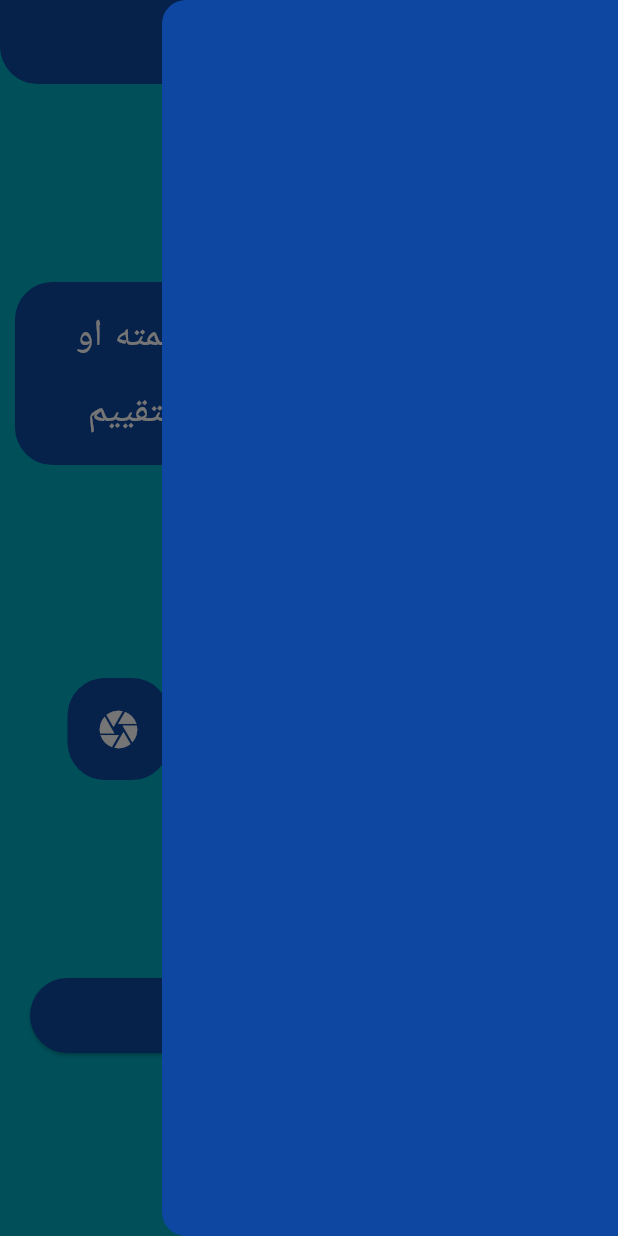
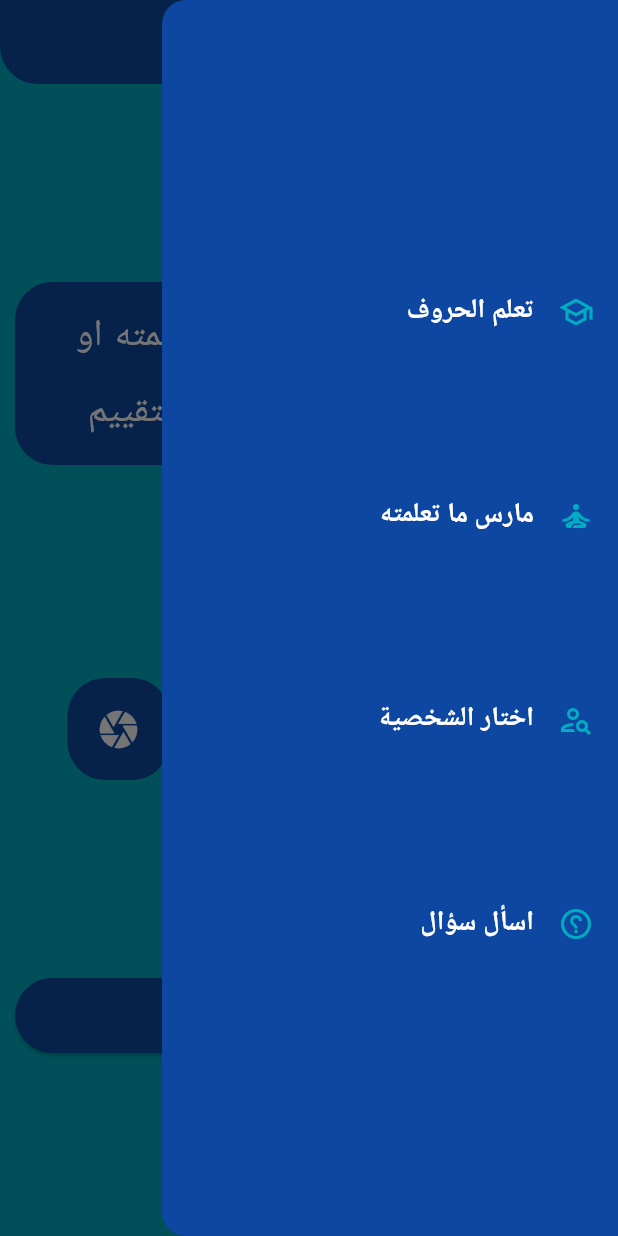
Before and after one commit to MuhammedHelal/arabic_iti, a Flutter app: the PractiseView screen opened directly, with the side drawer open, on a phone screen of 412 x 824 dp. Run offline on Flutter 3.47's test engine with Material 3 defaults, Android fonts, the phone set to English and light mode, and no system bars; our stand-ins replace gap.

Commit message:
Add White Text Style and Enhance App Drawer
Added a new TextStyle `bold18White` to the `AppTextStyles` class for white-colored, bold text with a font size of 18. This style is intended for use in the app's drawer where contrast against darker backgrounds is necessary.

Enhanced the `AppDrawer` widget to include a structured menu with options for "تعلم الحروف" (Learn Letters), "مارس ما تعلمته" (Practice What You Learned), "اختار الشخصية" (Choose a Character), and "اسأل سؤال" (Ask a Question). Each menu item is styled with the newly added `bold18White` text style and includes an icon colored with `AppColors.secondaryColor`. The drawer's layout is improved with spacing provided by the `Gap` widget for better visual separation.

Additionally, adjusted the horizontal padding of the `ElevatedButton` in the `PractiseViewBody` widget to 10 from 20 for better alignment and spacing consistency within the practice view.

```diff
--- a/lib/core/utils/text_styles.dart
+++ b/lib/core/utils/text_styles.dart
@@ -22,7 +22,11 @@ abstract class AppTextStyles {
     fontSize: 18,
     fontWeight: FontWeight.bold,
   );
-
+  static const TextStyle bold18White = TextStyle(
+    fontSize: 18,
+    fontWeight: FontWeight.bold,
+    color: Colors.white,
+  );
   static const TextStyle bold16 = TextStyle(
     fontSize: 16,
     fontWeight: FontWeight.bold,
--- a/lib/core/widgets/app_drawer.dart
+++ b/lib/core/widgets/app_drawer.dart
@@ -1,10 +1,65 @@
+import 'package:arabic_iti/core/utils/colors.dart';
+import 'package:arabic_iti/core/utils/text_styles.dart';
 import 'package:flutter/material.dart';
+import 'package:gap/gap.dart';
 
 class AppDrawer extends StatelessWidget {
   const AppDrawer({super.key});
 
   @override
   Widget build(BuildContext context) {
-    return const Drawer();
+    return Drawer(
+      child: Column(
+        mainAxisAlignment: MainAxisAlignment.spaceEvenly,
+        children: [
+          const Gap(20),
+          ListTile(
+            title: const Text(
+              'تعلم الحروف',
+              style: AppTextStyles.bold18White,
+            ),
+            leading: const Icon(
+              Icons.school_outlined,
+              color: AppColors.secondaryColor,
+            ),
+            onTap: () {},
+          ),
+          ListTile(
+            title: const Text(
+              'مارس ما تعلمته',
+              style: AppTextStyles.bold18White,
+            ),
+            leading: const Icon(
+              Icons.self_improvement_outlined,
+              color: AppColors.secondaryColor,
+            ),
+            onTap: () {},
+          ),
+          ListTile(
+            title: const Text(
+              'اختار الشخصية',
+              style: AppTextStyles.bold18White,
+            ),
+            leading: const Icon(
+              Icons.person_search_outlined,
+              color: AppColors.secondaryColor,
+            ),
+            onTap: () {},
+          ),
+          ListTile(
+            title: const Text(
+              'اسأل سؤال',
+              style: AppTextStyles.bold18White,
+            ),
+            leading: const Icon(
+              Icons.help_outline_sharp,
+              color: AppColors.secondaryColor,
+            ),
+            onTap: () {},
+          ),
+          const Gap(20),
+        ],
+      ),
+    );
   }
 }
--- a/lib/features/practise/presentation/widgets/practise_view_body.dart
+++ b/lib/features/practise/presentation/widgets/practise_view_body.dart
@@ -1,6 +1,7 @@
 import 'package:arabic_iti/core/utils/text_styles.dart';
 import 'package:arabic_iti/features/letters_learning/presentation/widgets/arabic_alphabet_container.dart';
 import 'package:flutter/material.dart';
+import 'package:gap/gap.dart';
 
 class PractiseViewBody extends StatelessWidget {
   const PractiseViewBody({super.key});
@@ -50,7 +51,7 @@ class PractiseViewBody extends StatelessWidget {
           ),
         ),
         Padding(
-          padding: const EdgeInsets.symmetric(horizontal: 20),
+          padding: const EdgeInsets.symmetric(horizontal: 10),
           child: ElevatedButton(
             onPressed: () {},
             child: const Text(
```
